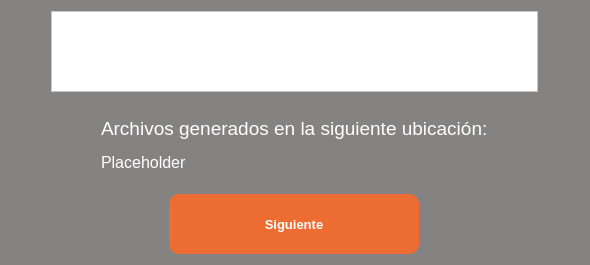
RicarlOz/DiplomaGenerator, file package/ui/FinalScreen.ui: the form before one commit.
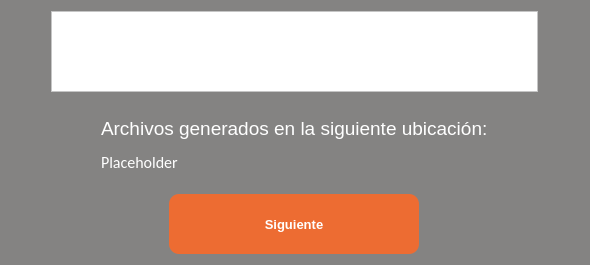
The form after the commit. Icons and pictures are not drawn.

Diff of the .ui file:
```diff
--- a/package/ui/FinalScreen.ui
+++ b/package/ui/FinalScreen.ui
@@ -54,7 +54,7 @@
         <widget class="QLabel" name="lbPath">
          <property name="font">
           <font>
-           <family>Yu Gothic UI</family>
+           <family>Calibri</family>
            <pointsize>12</pointsize>
           </font>
          </property>
```
